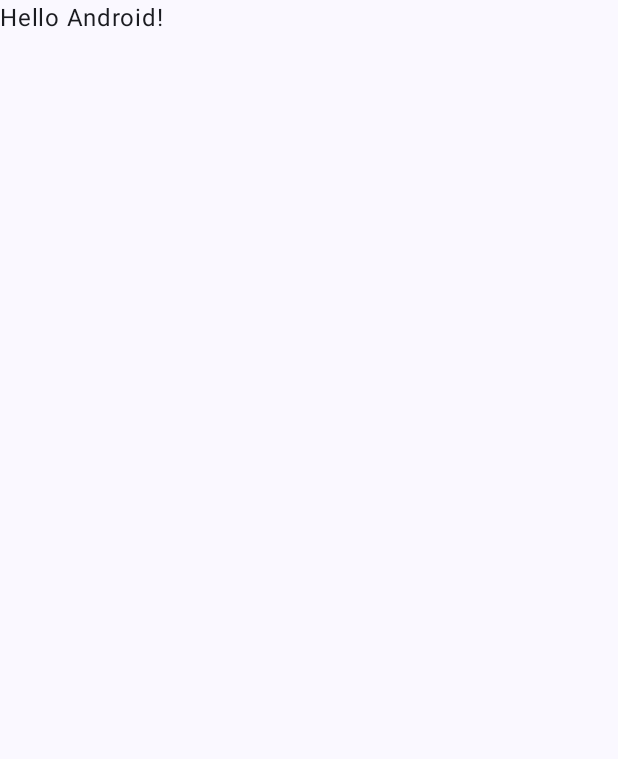
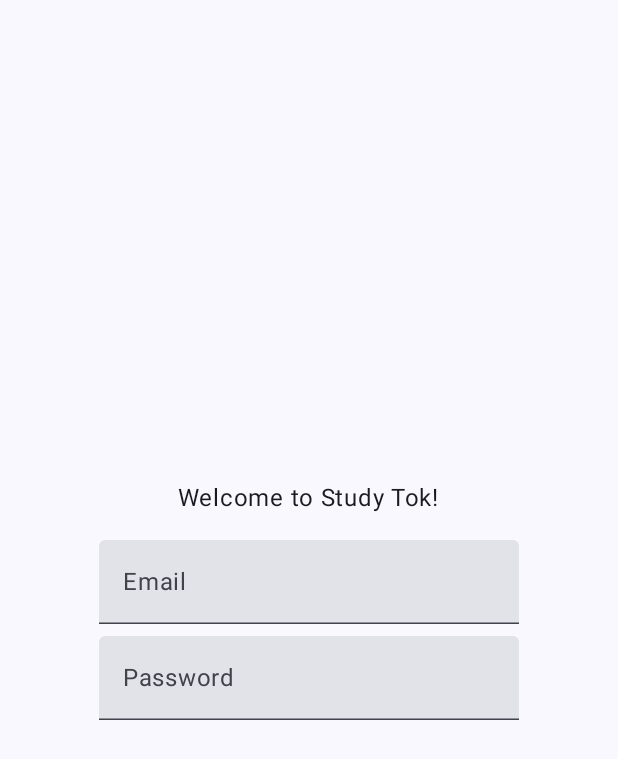
Before and after one commit to Jack-Jesse/mobile-computing-CP3406, an Android app built with Jetpack Compose: the screen it shows after launch (MainActivity), on a phone screen of 412 x 824 dp. Before the commit the part shown is almost empty. Shown: the top 759 px of the screen. Run offline under Robolectric (Android 15) with nearby library versions, the phone set to English and light mode, and no system bars.

Commit message:
Complete sign in page starter

```diff
--- a/app/src/main/java/com/example/mystudyapp/MainActivity.kt
+++ b/app/src/main/java/com/example/mystudyapp/MainActivity.kt
@@ -4,14 +4,25 @@
 import androidx.activity.ComponentActivity
 import androidx.activity.compose.setContent
 import androidx.activity.enableEdgeToEdge
+import androidx.compose.foundation.layout.Arrangement
+import androidx.compose.foundation.layout.Column
 import androidx.compose.foundation.layout.fillMaxSize
 import androidx.compose.foundation.layout.padding
+import androidx.compose.material.icons.Icons
+import androidx.compose.material.icons.rounded.Menu
+import androidx.compose.material3.ExperimentalMaterial3Api
 import androidx.compose.material3.Scaffold
 import androidx.compose.material3.Text
+import androidx.compose.material3.TopAppBar
+import androidx.compose.material3.Icon
+import androidx.compose.material3.IconButton
+import androidx.compose.material3.TextField
 import androidx.compose.runtime.Composable
 import androidx.compose.ui.Modifier
 import androidx.compose.ui.tooling.preview.Preview
+import androidx.compose.ui.unit.dp
 import com.example.mystudyapp.ui.theme.MyStudyAppTheme
+import androidx.compose.ui.Alignment
 
 class MainActivity : ComponentActivity() {
     override fun onCreate(savedInstanceState: Bundle?) {
@@ -20,28 +31,88 @@
         setContent {
             MyStudyAppTheme {
                 Scaffold(modifier = Modifier.fillMaxSize()) { innerPadding ->
-                    Greeting(
-                        name = "Android",
-                        modifier = Modifier.padding(innerPadding)
-                    )
+                    Column(
+                        modifier = Modifier.padding(innerPadding).fillMaxSize(),
+                        verticalArrangement = Arrangement.Center,
+                        horizontalAlignment = Alignment.CenterHorizontally
+                    ) {
+                        Greeting(
+                            modifier = Modifier.padding(innerPadding)
+                        )
+                        MySignInSection(modifier = Modifier.padding(innerPadding))
+                    }
                 }
             }
         }
     }
-}
 
 @Composable
-fun Greeting(name: String, modifier: Modifier = Modifier) {
+fun Greeting(modifier: Modifier = Modifier) {
     Text(
-        text = "Hello $name!",
+        text = "Welcome to Study Tok!",
         modifier = modifier
     )
 }
 
-@Preview(showBackground = true)
-@Composable
-fun GreetingPreview() {
-    MyStudyAppTheme {
-        Greeting("Android")
+    @Composable
+    fun MySignInSection(modifier: Modifier) {
+        Column(modifier = Modifier.padding(16.dp)) {
+            TextField(
+                value = "",
+                onValueChange = {},
+                label = { Text("Email") },
+                modifier = Modifier.padding(bottom = 8.dp)
+            )
+
+            TextField(
+                value = "",
+                onValueChange = {},
+                label = { Text("Password") },
+                modifier = Modifier.padding(bottom = 8.dp)
+            )
+        }
     }
 }
+
+
+//    @Preview(showBackground = true)
+//    @Composable
+//    fun MySignInSectionPreview() {
+//        Column(modifier = Modifier.padding(16.dp)) {
+//            TextField(
+//                value = "",
+//                onValueChange = {},
+//                label = { Text("Email") },
+//                modifier = Modifier.padding(bottom = 8.dp)
+//            )
+//
+//            TextField(
+//                value = "",
+//                onValueChange = {},
+//                label = { Text("Password") },
+//                modifier = Modifier.padding(bottom = 8.dp)
+//            )
+//        }
+//    }
+//}
+
+//@OptIn(ExperimentalMaterial3Api::class)
+//@Composable
+//fun MyTopAppBarPreview() {
+//    TopAppBar(
+//        title = { Text("My Study App") },
+//        actions = {
+//            Icon(
+//                imageVector = Icons.Rounded.Menu,
+//                contentDescription = "Menu"
+//            )
+//        }
+//    )
+//}
+
+//@Composable
+//fun GreetingPreview() {
+//    MyStudyAppTheme {
+//        Greeting("Android")
+//    }
+//}
```
